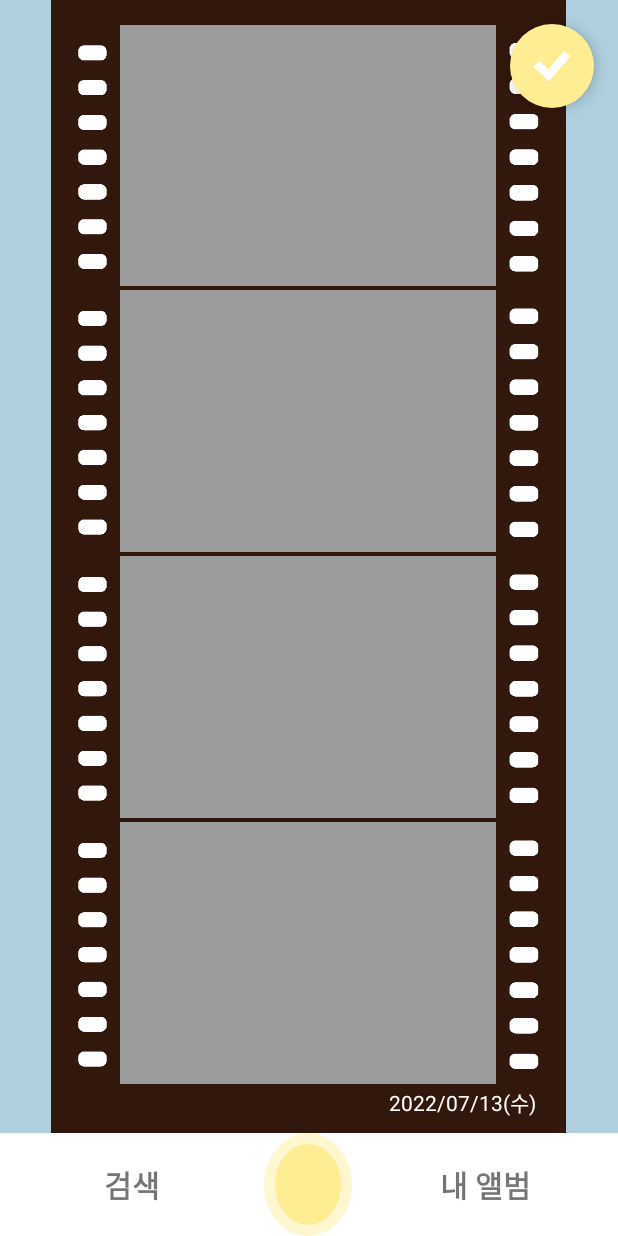
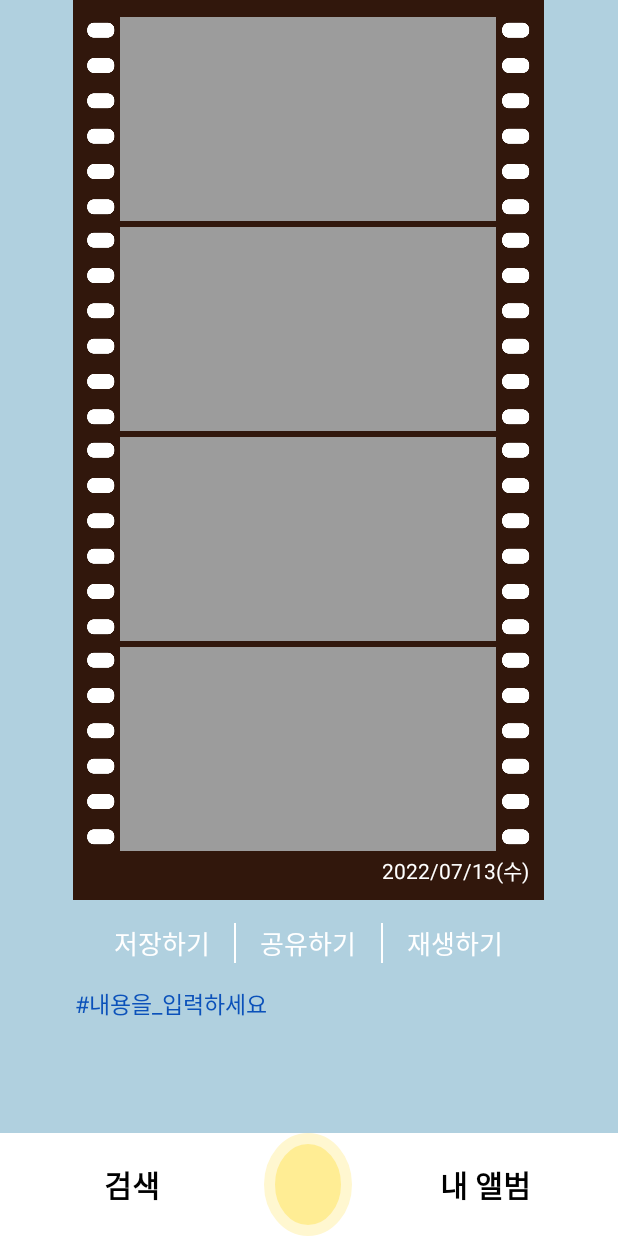
Before and after one commit to kgm-930/harufilm, an Android app: the screen it shows after launch (MainActivity), on a phone screen of 412 x 824 dp. Run offline under Robolectric (Android 15) with nearby library versions, the phone set to English and light mode, and no system bars.

Commit message:
[#97] feat: film layout add

```diff
--- a/android/TodayFilm/app/src/main/AndroidManifest.xml
+++ b/android/TodayFilm/app/src/main/AndroidManifest.xml
@@ -13,9 +13,9 @@
         android:supportsRtl="true"
         android:theme="@style/Theme.TodayFilm"
         tools:targetApi="31" >
-        <activity
-            android:name=".CompleteActivity"
-            android:exported="false" />
+<!--        <activity-->
+<!--            android:name=".CompleteActivity"-->
+<!--            android:exported="false" />-->
         <activity
             android:name=".SettingsActivity"
             android:exported="false" />
--- a/android/TodayFilm/app/src/main/java/com/example/todayfilm/FilmFragment.kt
+++ b/android/TodayFilm/app/src/main/java/com/example/todayfilm/FilmFragment.kt
@@ -5,55 +5,21 @@ import androidx.fragment.app.Fragment
 import android.view.LayoutInflater
 import android.view.View
 import android.view.ViewGroup
+import com.example.todayfilm.databinding.FragmentFilmBinding
 
-// TODO: Rename parameter arguments, choose names that match
-// the fragment initialization parameters, e.g. ARG_ITEM_NUMBER
-private const val ARG_PARAM1 = "param1"
-private const val ARG_PARAM2 = "param2"
-
-/**
- * A simple [Fragment] subclass.
- * Use the [FilmFragment.newInstance] factory method to
- * create an instance of this fragment.
- */
 class FilmFragment : Fragment() {
-    // TODO: Rename and change types of parameters
-    private var param1: String? = null
-    private var param2: String? = null
-
-    override fun onCreate(savedInstanceState: Bundle?) {
-        super.onCreate(savedInstanceState)
-        arguments?.let {
-            param1 = it.getString(ARG_PARAM1)
-            param2 = it.getString(ARG_PARAM2)
-        }
+    lateinit var binding: FragmentFilmBinding
+    override fun onCreateView(
+        inflater: LayoutInflater,
+        container: ViewGroup?,
+        savedInstanceState: Bundle?
+    ): View {
+        binding = FragmentFilmBinding.inflate(inflater, container, false)
+        return binding.root
     }
 
-    override fun onCreateView(
-        inflater: LayoutInflater, container: ViewGroup?,
-        savedInstanceState: Bundle?
-    ): View? {
-        // Inflate the layout for this fragment
-        return inflater.inflate(R.layout.fragment_film, container, false)
-    }
-
-    companion object {
-        /**
-         * Use this factory method to create a new instance of
-         * this fragment using the provided parameters.
-         *
-         * @param param1 Parameter 1.
-         * @param param2 Parameter 2.
-         * @return A new instance of fragment FilmFragment.
-         */
-        // TODO: Rename and change types and number of parameters
-        @JvmStatic
-        fun newInstance(param1: String, param2: String) =
-            FilmFragment().apply {
-                arguments = Bundle().apply {
-                    putString(ARG_PARAM1, param1)
-                    putString(ARG_PARAM2, param2)
-                }
-            }
+    override fun onViewCreated(view: View, savedInstanceState: Bundle?) {
+        super.onViewCreated(view, savedInstanceState)
+        childFragmentManager.beginTransaction().add(R.id.fragment_content_film, FrameFragment()).commit()
     }
 }
--- a/android/TodayFilm/app/src/main/java/com/example/todayfilm/MainActivity.kt
+++ b/android/TodayFilm/app/src/main/java/com/example/todayfilm/MainActivity.kt
@@ -15,7 +15,7 @@ class MainActivity : AppCompatActivity() {
 
         val fragmentManager: FragmentManager = supportFragmentManager
         val transaction: FragmentTransaction = fragmentManager.beginTransaction()
-        val fragment = HomeFragment()
+        val fragment = FilmFragment()
         transaction.add(R.id.fragment_content, fragment)
         transaction.commit()
     }
--- a/android/TodayFilm/app/src/main/res/layout/activity_main.xml
+++ b/android/TodayFilm/app/src/main/res/layout/activity_main.xml
@@ -28,7 +28,8 @@
             android:text="@string/search"
             android:gravity="center"
             android:textSize="20sp"
-            android:textStyle="bold"/>
+            android:textStyle="bold"
+            android:textColor="@color/black"/>
         <TextView
             android:layout_width="0dp"
             android:layout_height="match_parent"
@@ -42,7 +43,8 @@
             android:text="@string/album"
             android:gravity="center"
             android:textSize="20sp"
-            android:textStyle="bold"/>
+            android:textStyle="bold"
+            android:textColor="@color/black"/>
     </LinearLayout>
 
 
--- a/android/TodayFilm/app/src/main/res/layout/fragment_film.xml
+++ b/android/TodayFilm/app/src/main/res/layout/fragment_film.xml
@@ -1,14 +1,99 @@
 <?xml version="1.0" encoding="utf-8"?>
-<FrameLayout xmlns:android="http://schemas.android.com/apk/res/android"
+<ScrollView xmlns:android="http://schemas.android.com/apk/res/android"
     xmlns:tools="http://schemas.android.com/tools"
     android:layout_width="match_parent"
     android:layout_height="match_parent"
-    tools:context=".FilmFragment">
+    xmlns:app="http://schemas.android.com/apk/res-auto"
+    tools:context=".FilmFragment"
+    android:orientation="vertical"
+    android:paddingHorizontal="10dp"
+    android:overScrollMode="never">
 
-    <!-- TODO: Update blank fragment layout -->
-    <TextView
+    <LinearLayout
         android:layout_width="match_parent"
-        android:layout_height="match_parent"
-        android:text="@string/hello_blank_fragment" />
+        android:layout_height="wrap_content"
+        android:orientation="vertical">
 
-</FrameLayout>
+        <LinearLayout
+            android:layout_width="match_parent"
+            android:layout_height="600dp"
+            android:orientation="horizontal">
+
+            <LinearLayout
+                android:layout_width="0dp"
+                android:layout_height="match_parent"
+                android:layout_weight="1"/>
+
+            <FrameLayout
+                android:id="@+id/fragment_content_film"
+                android:layout_height="match_parent"
+                android:layout_width="0dp"
+                android:layout_weight="8"/>
+
+            <LinearLayout
+                android:layout_width="0dp"
+                android:layout_height="match_parent"
+                android:layout_weight="1"/>
+        </LinearLayout>
+
+        <LinearLayout
+            android:layout_width="match_parent"
+            android:layout_height="wrap_content"
+            android:orientation="horizontal"
+            android:paddingHorizontal="50dp"
+            android:layout_marginVertical="15dp">
+
+            <TextView
+                android:layout_width="0dp"
+                android:layout_height="wrap_content"
+                android:layout_weight="1"
+                android:text="@string/save"
+                android:textColor="@color/white"
+                android:textSize="17sp"
+                android:textAlignment="center"
+                android:gravity="center"/>
+
+            <LinearLayout
+                android:layout_width="1dp"
+                android:layout_height="match_parent"
+                android:background="@color/white" />
+
+            <TextView
+                android:layout_width="0dp"
+                android:layout_height="wrap_content"
+                android:layout_weight="1"
+                android:text="@string/share"
+                android:textColor="@color/white"
+                android:textSize="17sp"
+                android:textAlignment="center"
+                android:gravity="center"/>
+
+            <LinearLayout
+                android:layout_width="1dp"
+                android:layout_height="match_parent"
+                android:background="@color/white" />
+
+            <TextView
+                android:layout_width="0dp"
+                android:layout_height="wrap_content"
+                android:layout_weight="1"
+                android:text="@string/play"
+                android:textColor="@color/white"
+                android:textSize="17sp"
+                android:textAlignment="center"
+                android:gravity="center"/>
+
+        </LinearLayout>
+
+        <TextView
+            android:layout_width="match_parent"
+            android:layout_height="wrap_content"
+            android:layout_marginBottom="30dp"
+            android:paddingHorizontal="40dp"
+            android:text="@string/hint_content"
+            android:textColor="@color/blue_500"
+            android:textSize="15sp" />
+
+    </LinearLayout>
+
+</ScrollView>
--- a/android/TodayFilm/app/src/main/res/layout/fragment_frame.xml
+++ b/android/TodayFilm/app/src/main/res/layout/fragment_frame.xml
@@ -6,102 +6,104 @@
     tools:context=".FrameFragment"
     android:background="@color/brown_500"
     android:orientation="vertical"
-    android:paddingTop="5dp">
+    android:layout_gravity="center"
+    android:gravity="center">
 
     <LinearLayout
         android:layout_width="match_parent"
         android:layout_height="0dp"
-        android:layout_weight="1"
+        android:layout_weight="10"/>
+
+    <LinearLayout
+        android:layout_width="match_parent"
+        android:layout_height="0dp"
+        android:layout_weight="150"
         android:orientation="horizontal"
-        android:paddingVertical="1dp"
-        android:paddingHorizontal="10dp">
+        android:paddingVertical="2dp"
+        android:gravity="center">
         <ImageView
             android:layout_width="0dp"
+            android:layout_weight="35"
             android:layout_height="match_parent"
-            android:layout_weight="1"
             android:src="@drawable/sprocket_holes_left"/>
         <ImageView
             android:layout_width="0dp"
+            android:layout_weight="280"
             android:layout_height="match_parent"
-            android:layout_weight="8"
-            android:background="@color/gray_200"
-            android:layout_marginHorizontal="5dp"/>
+            android:background="@color/gray_200" />
         <ImageView
             android:layout_width="0dp"
+            android:layout_weight="35"
             android:layout_height="match_parent"
-            android:layout_weight="1"
             android:src="@drawable/sprocket_holes_right"/>
     </LinearLayout>
     <LinearLayout
         android:layout_width="match_parent"
         android:layout_height="0dp"
-        android:layout_weight="1"
+        android:layout_weight="150"
         android:orientation="horizontal"
-        android:paddingVertical="1dp"
-        android:paddingHorizontal="10dp">
+        android:paddingVertical="2dp"
+        android:gravity="center">
         <ImageView
             android:layout_width="0dp"
+            android:layout_weight="35"
             android:layout_height="match_parent"
-            android:layout_weight="1"
             android:src="@drawable/sprocket_holes_left"/>
         <ImageView
             android:layout_width="0dp"
+            android:layout_weight="280"
             android:layout_height="match_parent"
-            android:layout_weight="8"
-            android:background="@color/gray_200"
-            android:layout_marginHorizontal="5dp"/>
+            android:background="@color/gray_200" />
         <ImageView
             android:layout_width="0dp"
+            android:layout_weight="35"
             android:layout_height="match_parent"
-            android:layout_weight="1"
             android:src="@drawable/sprocket_holes_right"/>
     </LinearLayout>
     <LinearLayout
         android:layout_width="match_parent"
         android:layout_height="0dp"
-        android:layout_weight="1"
+        android:layout_weight="150"
         android:orientation="horizontal"
-        android:paddingVertical="1dp"
-        android:paddingHorizontal="10dp">
+        android:paddingVertical="2dp"
+        android:gravity="center">
         <ImageView
             android:layout_width="0dp"
+            android:layout_weight="35"
             android:layout_height="match_parent"
-            android:layout_weight="1"
             android:src="@drawable/sprocket_holes_left"/>
         <ImageView
             android:layout_width="0dp"
+            android:layout_weight="280"
             android:layout_height="match_parent"
-            android:layout_weight="8"
-            android:background="@color/gray_200"
-            android:layout_marginHorizontal="5dp"/>
+            android:background="@color/gray_200" />
         <ImageView
             android:layout_width="0dp"
+            android:layout_weight="35"
             android:layout_height="match_parent"
-            android:layout_weight="1"
             android:src="@drawable/sprocket_holes_right"/>
     </LinearLayout>
     <LinearLayout
         android:layout_width="match_parent"
         android:layout_height="0dp"
-        android:layout_weight="1"
+        android:layout_weight="150"
         android:orientation="horizontal"
-        android:paddingVertical="1dp"
-        android:paddingHorizontal="10dp">
+        android:paddingVertical="2dp"
+        android:gravity="center">
         <ImageView
             android:layout_width="0dp"
+            android:layout_weight="35"
             android:layout_height="match_parent"
-            android:layout_weight="1"
             android:src="@drawable/sprocket_holes_left"/>
         <ImageView
             android:layout_width="0dp"
+            android:layout_weight="280"
             android:layout_height="match_parent"
-            android:layout_weight="8"
-            android:background="@color/gray_200"
-            android:layout_marginHorizontal="5dp"/>
+            android:background="@color/gray_200" />
         <ImageView
             android:layout_width="0dp"
+            android:layout_weight="35"
             android:layout_height="match_parent"
-            android:layout_weight="1"
             android:src="@drawable/sprocket_holes_right"/>
     </LinearLayout>
 
@@ -111,6 +113,12 @@
         android:text="@string/example_date"
         android:textColor="@color/white"
         android:gravity="end"
-        android:paddingEnd="20dp"/>
+        android:paddingEnd="10dp"
+        tools:ignore="RtlSymmetry" />
+
+    <LinearLayout
+        android:layout_width="match_parent"
+        android:layout_height="0dp"
+        android:layout_weight="10"/>
 
 </LinearLayout>
--- a/android/TodayFilm/app/src/main/res/layout/fragment_home.xml
+++ b/android/TodayFilm/app/src/main/res/layout/fragment_home.xml
@@ -5,10 +5,8 @@
     android:layout_height="match_parent"
     xmlns:app="http://schemas.android.com/apk/res-auto"
     tools:context=".HomeFragment"
-
     android:orientation="vertical"
-    android:gravity="center_horizontal"
-    >
+    android:gravity="center_horizontal">
 
 <!--    <androidx.constraintlayout.widget.ConstraintLayout-->
 <!--        android:layout_width="match_parent"-->
@@ -48,25 +46,16 @@
             android:layout_height="match_parent"
             android:layout_weight="1"/>
 
-        <LinearLayout
+        <FrameLayout
+            android:id="@+id/fragment_content_home"
+            android:layout_height="match_parent"
             android:layout_width="0dp"
-            android:layout_height="match_parent"
-            android:layout_weight="10"
-            android:background="@color/brown_500"
-            android:paddingVertical="10dp">
-
-            <FrameLayout
-                android:id="@+id/fragment_content_home"
-                android:layout_width="match_parent"
-                android:layout_height="match_parent" />
-        </LinearLayout>
+            android:layout_weight="8"/>
 
         <LinearLayout
             android:layout_width="0dp"
             android:layout_height="match_parent"
-            android:layout_weight="1">
-        </LinearLayout>
-
+            android:layout_weight="1"/>
     </LinearLayout>
 
     <com.google.android.material.floatingactionbutton.FloatingActionButton
--- a/android/TodayFilm/app/src/main/res/values/strings.xml
+++ b/android/TodayFilm/app/src/main/res/values/strings.xml
@@ -23,7 +23,9 @@
     <string name="complete_frame">오늘의 필름 완성!</string>
     <string name="search">검색</string>
     <string name="album">내 앨범</string>
-
+    <string name="save">저장하기</string>
+    <string name="share">공유하기</string>
+    <string name="play">재생하기</string>
 
     <string name="example_date">2022/07/13(수)</string>
 
@@ -36,7 +38,7 @@
     <string name="hint_check">확인 문자를 입력하세요</string>
     <string name="hint_search">검색어를 입력하세요</string>
     <string name="hint_hashtag">해시태그를 입력하세요</string>
-    <string name="hint_content">내용을 입력하세요</string>
+    <string name="hint_content">#내용을_입력하세요</string>
     <string name="hint_place">장소를 입력하세요</string>
     <string name="hint_save">사진첩에 저장할까요?</string>
 
```
Also changed, not shown: android/TodayFilm/app/src/main/res/drawable/sprocket_holes_left.png, android/TodayFilm/app/src/main/res/drawable/sprocket_holes_right.png.
